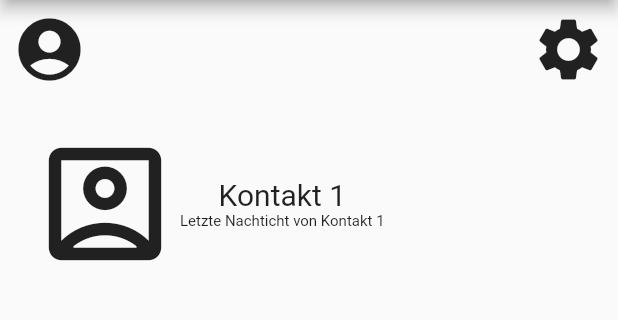
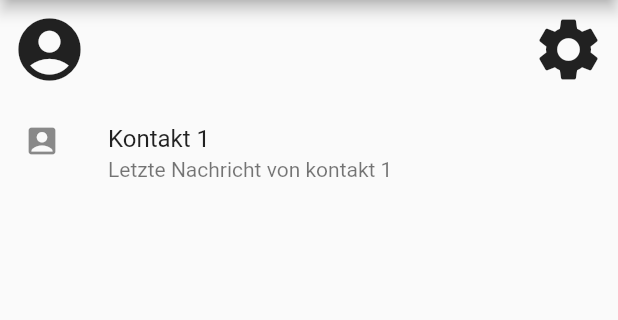
Before and after one commit to Jugendhackt/AlpakaChat, a Flutter app: the Homeview screen opened directly, on a phone screen of 412 x 824 dp, the part 84-404 px from its top. Run offline on Flutter 3.47's test engine with Material 2 defaults, Android fonts, the phone set to English and light mode, and no system bars; our stand-ins replace shared_preferences; missing offline and left inert: famedlysdk; accounts and stored records are empty.

Commit message:
homeview update

```diff
--- a/lib/views/homeview.dart
+++ b/lib/views/homeview.dart
@@ -39,34 +39,12 @@ class _homeview extends State<Homeview>{
                 ],
               )
           ),
-          Container(
-            alignment: Alignment.topLeft,
-            padding: EdgeInsets.all(20),
-            child: Row(
-              children: [
-                Row(
-                  children: [
-                    Container(
-                      child: Icon(Icons.account_box_outlined, size: 100,),
-                    ),
-                    Column(
-                      children: [
-                        Text(
-                          "Kontakt 1",
-                          style: TextStyle(fontSize: 20),
-                          textAlign: TextAlign.left,
-                        ),
-                        Text(
-                          "Letzte Nachticht von Kontakt 1",
-                          style: TextStyle(fontSize: 10),
-                        )
-                      ],
-                    )
-                  ],
-                )
-              ],
-            ),
-          )
+          ListTile(
+            leading: Icon(Icons.account_box),
+            title: Text("Kontakt 1"),
+            subtitle: Text("Letzte Nachricht von kontakt 1"),
+            onTap: () {},
+          ),
         ],
       ),
     );
```
